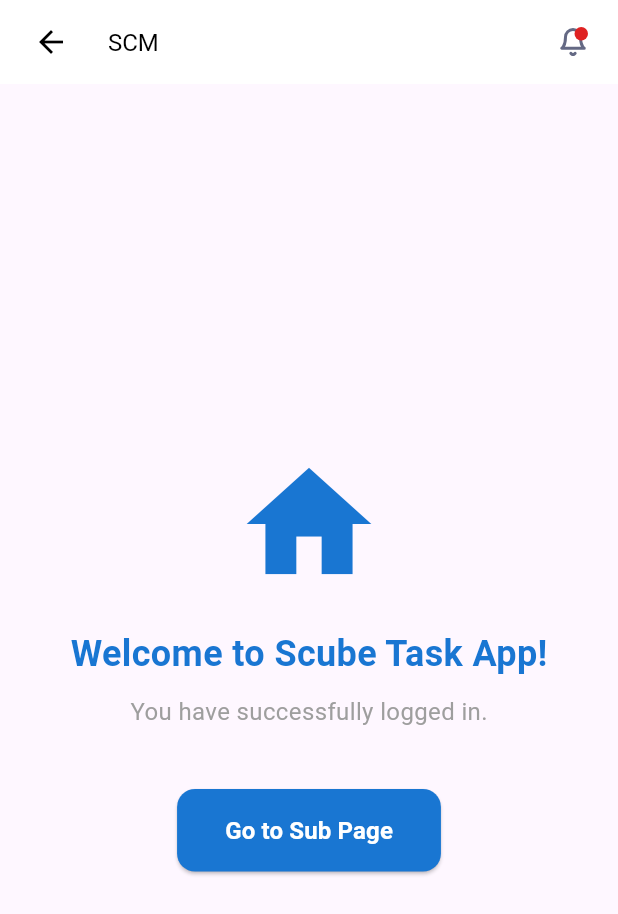
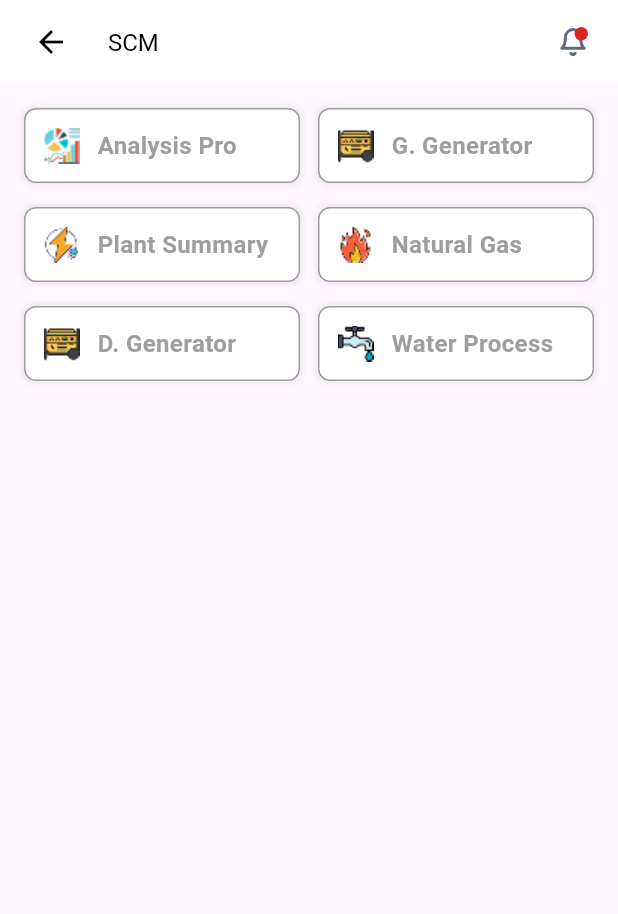
Before and after one commit to kbone1997/scuba_task_app, a Flutter app: the HomePage screen opened by its route, on a phone screen of 412 x 824 dp. Shown: the top 914 px of the screen. Run offline on Flutter 3.47's test engine with Material 3 defaults, Android fonts, the phone set to English and light mode, and no system bars; our stand-ins replace flutter_svg.

```diff
--- a/lib/home_page.dart
+++ b/lib/home_page.dart
@@ -1,5 +1,7 @@
 import 'package:flutter/material.dart';
 import 'widgets/custom_app_bar.dart';
+import 'widgets/custom_card_widget.dart';
+import 'detail_page.dart';
 
 class HomePage extends StatelessWidget {
   const HomePage({super.key});
@@ -8,7 +10,6 @@ class HomePage extends StatelessWidget {
   Widget build(BuildContext context) {
     return Scaffold(
       appBar: CustomAppBar(
-        title: 'SCM',
         onBackPressed: () {
           // Navigate back to login
           Navigator.pushReplacementNamed(context, '/');
@@ -16,58 +17,129 @@ class HomePage extends StatelessWidget {
         onNotificationPressed: () {
           // Handle notification tap
           ScaffoldMessenger.of(context).showSnackBar(
-            const SnackBar(
-              content: Text('Notifications feature coming soon!'),
+            const SnackBar(content: Text('Notifications feature coming soon!')),
+          );
+        },
+      ),
+      body: Padding(
+        padding: const EdgeInsets.all(16.0),
+        child: Column(
+          children: [
+            // Cards in rows - 2 per row
+            Expanded(
+              child: Column(
+                children: [
+                  // Row 1
+                  Row(
+                    children: [
+                      Expanded(
+                        child: CustomCardWidget(
+                          imagePath: 'assets/images/chart.png',
+                          text: 'Analysis Pro',
+                          onTap: () {
+                            Navigator.push(
+                              context,
+                              MaterialPageRoute(
+                                builder: (context) => const DetailPage(),
                               ),
                             );
                           },
                         ),
-      body: Center(
-        child: Column(
-          mainAxisAlignment: MainAxisAlignment.center,
-          children: [
-            const Icon(
-              Icons.home,
-              size: 100,
-              color: Color(0xFF1976D2),
                       ),
-            const SizedBox(height: 20),
-            const Text(
-              'Welcome to Scube Task App!',
-              style: TextStyle(
-                fontSize: 24,
-                fontWeight: FontWeight.bold,
-                color: Color(0xFF1976D2),
+                      const SizedBox(width: 12),
+                      Expanded(
+                        child: CustomCardWidget(
+                          imagePath: 'assets/images/gen.png',
+                          text: 'G. Generator',
+                          onTap: () {
+                            Navigator.push(
+                              context,
+                              MaterialPageRoute(
+                                builder: (context) => const DetailPage(),
+                              ),
+                            );
+                          },
                         ),
                       ),
-            const SizedBox(height: 10),
-            const Text(
-              'You have successfully logged in.',
-              style: TextStyle(
-                fontSize: 16,
-                color: Colors.grey,
+                    ],
+                  ),
+
+                  const SizedBox(height: 16),
+
+                  // Row 2
+                  Row(
+                    children: [
+                      Expanded(
+                        child: CustomCardWidget(
+                          imagePath: 'assets/images/charge.png',
+                          text: 'Plant Summary',
+                          onTap: () {
+                            Navigator.push(
+                              context,
+                              MaterialPageRoute(
+                                builder: (context) => const DetailPage(),
+                              ),
+                            );
+                          },
                         ),
                       ),
-            const SizedBox(height: 40),
-            // Button to navigate to SubPage
-            ElevatedButton(
-              onPressed: () {
-                Navigator.pushNamed(context, '/sub');
+                      const SizedBox(width: 12),
+                      Expanded(
+                        child: CustomCardWidget(
+                          imagePath: 'assets/images/fire.png',
+                          text: 'Natural Gas',
+                          onTap: () {
+                            Navigator.push(
+                              context,
+                              MaterialPageRoute(
+                                builder: (context) => const DetailPage(),
+                              ),
+                            );
                           },
-              style: ElevatedButton.styleFrom(
-                backgroundColor: const Color(0xFF1976D2),
-                foregroundColor: Colors.white,
-                padding: const EdgeInsets.symmetric(horizontal: 32, vertical: 16),
-                shape: RoundedRectangleBorder(
-                  borderRadius: BorderRadius.circular(12),
                         ),
                       ),
-              child: const Text(
-                'Go to Sub Page',
-                style: TextStyle(
-                  fontSize: 16,
-                  fontWeight: FontWeight.bold,
+                    ],
                   ),
+
+                  const SizedBox(height: 16),
+
+                  // Row 3
+                  Row(
+                    children: [
+                      Expanded(
+                        child: CustomCardWidget(
+                          imagePath: 'assets/images/gen.png',
+                          text: 'D. Generator',
+                          onTap: () {
+                            Navigator.push(
+                              context,
+                              MaterialPageRoute(
+                                builder: (context) => const DetailPage(),
+                              ),
+                            );
+                          },
+                        ),
+                      ),
+                      const SizedBox(width: 12),
+                      Expanded(
+                        child: CustomCardWidget(
+                          imagePath: 'assets/images/faucet.png',
+                          text: 'Water Process',
+                          onTap: () {
+                            Navigator.push(
+                              context,
+                              MaterialPageRoute(
+                                builder: (context) => const DetailPage(),
+                              ),
+                            );
+                          },
+                        ),
+                      ),
+                    ],
+                  ),
+
+                  const SizedBox(height: 20),
+                ],
               ),
             ),
           ],
--- a/lib/widgets/custom_app_bar.dart
+++ b/lib/widgets/custom_app_bar.dart
@@ -2,14 +2,12 @@ import 'package:flutter/material.dart';
 import 'package:flutter_svg/svg.dart';
 
 class CustomAppBar extends StatelessWidget implements PreferredSizeWidget {
-  final String title;
   final VoidCallback? onBackPressed;
   final VoidCallback? onNotificationPressed;
   final bool showBackButton;
 
   const CustomAppBar({
     super.key,
-    this.title = 'SCM',
     this.onBackPressed,
     this.onNotificationPressed,
     this.showBackButton = true,
@@ -18,18 +16,17 @@ class CustomAppBar extends StatelessWidget implements PreferredSizeWidget {
   @override
   Widget build(BuildContext context) {
     return AppBar(
-      title: Text(
-        title,
-        style: const TextStyle(fontSize: 16),
-      ),
+      title: Text('SCM', style: const TextStyle(fontSize: 16)),
       backgroundColor: Colors.white,
       foregroundColor: Colors.black,
       automaticallyImplyLeading: false,
-      leading: showBackButton
+      leading:
+          showBackButton
               ? IconButton(
                 padding: const EdgeInsets.only(left: 12),
                 icon: const Icon(Icons.arrow_back),
-              onPressed: onBackPressed ??
+                onPressed:
+                    onBackPressed ??
                     () {
                       Navigator.pop(context);
                     },
@@ -43,7 +40,8 @@ class CustomAppBar extends StatelessWidget implements PreferredSizeWidget {
             width: 20,
             height: 20,
           ),
-          onPressed: onNotificationPressed ??
+          onPressed:
+              onNotificationPressed ??
               () {
                 ScaffoldMessenger.of(context).showSnackBar(
                   const SnackBar(
--- /dev/null
+++ b/lib/widgets/custom_card_widget.dart
@@ -0,0 +1,73 @@
+import 'package:flutter/material.dart';
+
+class CustomCardWidget extends StatelessWidget {
+  final String imagePath;
+  final String text;
+  final double? width;
+  final double? height;
+  final VoidCallback? onTap;
+  final double? imageSize;
+
+  const CustomCardWidget({
+    super.key,
+    required this.imagePath,
+    required this.text,
+    this.width,
+    this.height = 50,
+    this.onTap,
+    this.imageSize = 24,
+  });
+
+  @override
+  Widget build(BuildContext context) {
+    return GestureDetector(
+      onTap: onTap,
+      child: Container(
+        width: width,
+        height: height,
+        padding: const EdgeInsets.symmetric(horizontal: 12),
+        decoration: BoxDecoration(
+          color: Colors.white,
+          borderRadius: BorderRadius.circular(8),
+          border: Border.all(width: 1, color: Colors.grey),
+          boxShadow: [
+            BoxShadow(
+              color: Colors.grey.withValues(alpha: 0.2),
+              spreadRadius: 1,
+              blurRadius: 3,
+            ),
+          ],
+        ),
+        child: Row(
+          children: [
+            // PNG Image
+            Image.asset(
+              imagePath,
+              width: imageSize,
+              height: imageSize,
+              errorBuilder: (context, error, stackTrace) {
+                return Icon(
+                  Icons.image_not_supported,
+                  size: imageSize,
+                  color: Colors.grey,
+                );
+              },
+            ),
+            const SizedBox(width: 12),
+            Expanded(
+              child: Text(
+                text,
+                style: const TextStyle(
+                  color: Colors.grey,
+                  fontSize: 16,
+                  fontWeight: FontWeight.w700,
+                ),
+                overflow: TextOverflow.ellipsis,
+              ),
+            ),
+          ],
+        ),
+      ),
+    );
+  }
+}
```
Also changed, not shown: lib/detail_page.dart (added, +42 -0 lines), lib/main.dart (+3 -5 lines), lib/sub_page.dart (+5 -36 lines), assets/images/charge.png (added), assets/images/charge.svg (deleted), assets/images/chart.png (added), assets/images/chart.svg (deleted), assets/images/faucet.png (added), assets/images/faucet.svg (deleted), assets/images/fire.png (added), assets/images/fire.svg (deleted), assets/images/gen.png (added), assets/images/generator.svg (deleted), assets/images/no_data.png (added). Lines whose indentation alone changed are shown as unchanged.
